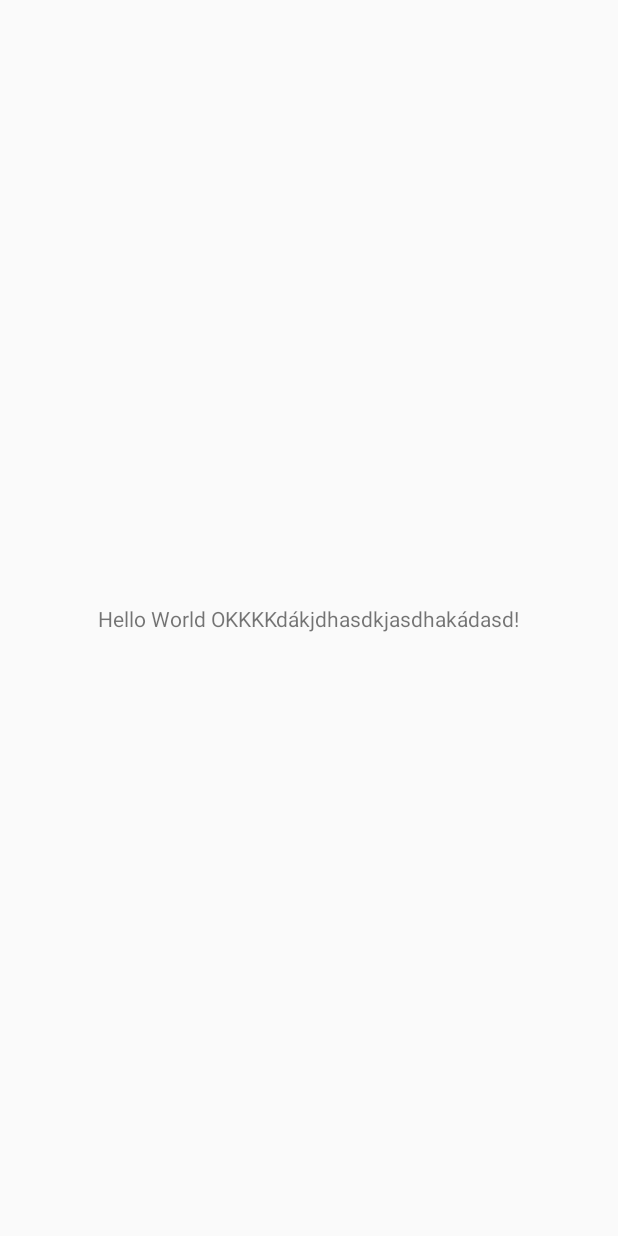
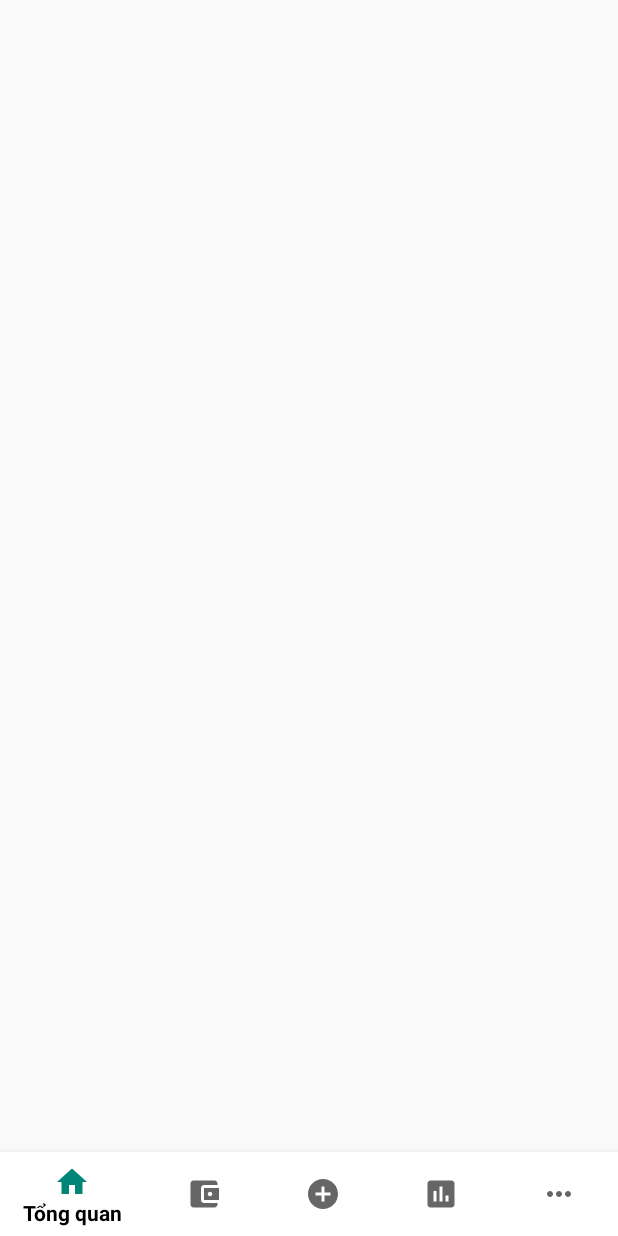
Before and after one commit to DATN-2020/ExpenseManagement, an Android app: the screen it shows after launch (TestActivity), on a phone screen of 412 x 824 dp. Run offline under Robolectric (Android 15) with nearby library versions, the light colour scheme and no system bars; libraries missing offline, so code that uses them is left out: com.orhanobut.logger.

Commit message:
- Create main - Create overview fragment

```diff
--- /dev/null
+++ b/RESOURCES/DATN_ExpanseManagement/app/src/main/java/datn/datn_expansemanagement/screen/main/presentation/MainPresenter.kt
@@ -0,0 +1,5 @@
+package datn.datn_expansemanagement.screen.main.presentation
+
+class MainPresenter (): MainContract.Presenter(){
+
+}
--- /dev/null
+++ b/RESOURCES/DATN_ExpanseManagement/app/src/main/java/datn/datn_expansemanagement/screen/main/presentation/MainResource.kt
@@ -0,0 +1,5 @@
+package datn.datn_expansemanagement.screen.main.presentation
+
+import datn.datn_expansemanagement.core.base.domain.provider.AndroidResourceProvider
+
+class MainResource : AndroidResourceProvider()
--- /dev/null
+++ b/RESOURCES/DATN_ExpanseManagement/app/src/main/java/datn/datn_expansemanagement/screen/overview/presentation/OverviewResource.kt
@@ -0,0 +1,5 @@
+package datn.datn_expansemanagement.screen.overview.presentation
+
+import datn.datn_expansemanagement.core.base.domain.provider.AndroidResourceProvider
+
+class OverviewResource : AndroidResourceProvider(){}
--- /dev/null
+++ b/RESOURCES/DATN_ExpanseManagement/app/src/main/res/drawable/ic_account_balance_wallet_black_24dp.xml
@@ -0,0 +1,5 @@
+<vector android:height="24dp" android:tint="#696A6C"
+    android:viewportHeight="24.0" android:viewportWidth="24.0"
+    android:width="24dp" xmlns:android="http://schemas.android.com/apk/res/android">
+    <path android:fillColor="#FF000000" android:pathData="M21,18v1c0,1.1 -0.9,2 -2,2L5,21c-1.11,0 -2,-0.9 -2,-2L3,5c0,-1.1 0.89,-2 2,-2h14c1.1,0 2,0.9 2,2v1h-9c-1.11,0 -2,0.9 -2,2v8c0,1.1 0.89,2 2,2h9zM12,16h10L22,8L12,8v8zM16,13.5c-0.83,0 -1.5,-0.67 -1.5,-1.5s0.67,-1.5 1.5,-1.5 1.5,0.67 1.5,1.5 -0.67,1.5 -1.5,1.5z"/>
+</vector>
--- /dev/null
+++ b/RESOURCES/DATN_ExpanseManagement/app/src/main/res/drawable/ic_add_circle_black_24dp.xml
@@ -0,0 +1,5 @@
+<vector android:height="32dp" android:tint="#696A6C"
+    android:viewportHeight="24.0" android:viewportWidth="24.0"
+    android:width="32dp" xmlns:android="http://schemas.android.com/apk/res/android">
+    <path android:fillColor="#FF000000" android:pathData="M12,2C6.48,2 2,6.48 2,12s4.48,10 10,10 10,-4.48 10,-10S17.52,2 12,2zM17,13h-4v4h-2v-4L7,13v-2h4L11,7h2v4h4v2z"/>
+</vector>
--- /dev/null
+++ b/RESOURCES/DATN_ExpanseManagement/app/src/main/res/drawable/ic_home_black_24dp.xml
@@ -0,0 +1,5 @@
+<vector android:height="24dp" android:tint="#696A6C"
+    android:viewportHeight="24.0" android:viewportWidth="24.0"
+    android:width="24dp" xmlns:android="http://schemas.android.com/apk/res/android">
+    <path android:fillColor="#FF000000" android:pathData="M10,20v-6h4v6h5v-8h3L12,3 2,12h3v8z"/>
+</vector>
--- /dev/null
+++ b/RESOURCES/DATN_ExpanseManagement/app/src/main/res/drawable/ic_insert_chart_black_24dp.xml
@@ -0,0 +1,5 @@
+<vector android:height="24dp" android:tint="#696A6C"
+    android:viewportHeight="24.0" android:viewportWidth="24.0"
+    android:width="24dp" xmlns:android="http://schemas.android.com/apk/res/android">
+    <path android:fillColor="#FF000000" android:pathData="M19,3L5,3c-1.1,0 -2,0.9 -2,2v14c0,1.1 0.9,2 2,2h14c1.1,0 2,-0.9 2,-2L21,5c0,-1.1 -0.9,-2 -2,-2zM9,17L7,17v-7h2v7zM13,17h-2L11,7h2v10zM17,17h-2v-4h2v4z"/>
+</vector>
--- /dev/null
+++ b/RESOURCES/DATN_ExpanseManagement/app/src/main/res/drawable/ic_more_horiz_black_24dp.xml
@@ -0,0 +1,5 @@
+<vector android:height="24dp" android:tint="#696A6C"
+    android:viewportHeight="24.0" android:viewportWidth="24.0"
+    android:width="24dp" xmlns:android="http://schemas.android.com/apk/res/android">
+    <path android:fillColor="#FF000000" android:pathData="M6,10c-1.1,0 -2,0.9 -2,2s0.9,2 2,2 2,-0.9 2,-2 -0.9,-2 -2,-2zM18,10c-1.1,0 -2,0.9 -2,2s0.9,2 2,2 2,-0.9 2,-2 -0.9,-2 -2,-2zM12,10c-1.1,0 -2,0.9 -2,2s0.9,2 2,2 2,-0.9 2,-2 -0.9,-2 -2,-2z"/>
+</vector>
--- a/RESOURCES/DATN_ExpanseManagement/app/src/main/res/layout/activity_main.xml
+++ b/RESOURCES/DATN_ExpanseManagement/app/src/main/res/layout/activity_main.xml
@@ -4,15 +4,25 @@
     xmlns:tools="http://schemas.android.com/tools"
     android:layout_width="match_parent"
     android:layout_height="match_parent"
-    tools:context=".MainActivity">
+    tools:context=".screen.main.MainActivity">
 
-    <TextView
-        android:layout_width="wrap_content"
-        android:layout_height="wrap_content"
-        android:text="Hello World OKKKKdákjdhasdkjasdhakádasd!"
+    <FrameLayout
+        android:id="@+id/mainFrameLayout"
+        app:layout_constraintBottom_toTopOf="@id/bottomNavigation"
+        app:layout_constraintTop_toTopOf="parent"
+        app:layout_constraintStart_toStartOf="parent"
+        app:layout_constraintEnd_toEndOf="parent"
+        android:layout_width="match_parent"
+        android:layout_height="0dp"/>
+    <com.google.android.material.bottomnavigation.BottomNavigationView
         app:layout_constraintBottom_toBottomOf="parent"
-        app:layout_constraintLeft_toLeftOf="parent"
-        app:layout_constraintRight_toRightOf="parent"
-        app:layout_constraintTop_toTopOf="parent" />
-
+        app:layout_constraintStart_toStartOf="parent"
+        app:layout_constraintEnd_toEndOf="parent"
+        android:id="@+id/bottomNavigation"
+        app:itemTextColor="@color/black"
+        android:background="@color/white"
+        app:menu="@menu/menu"
+        android:layout_width="match_parent"
+        android:layout_gravity="bottom"
+        android:layout_height="wrap_content"/>
 </androidx.constraintlayout.widget.ConstraintLayout>
--- /dev/null
+++ b/RESOURCES/DATN_ExpanseManagement/app/src/main/res/menu/menu.xml
@@ -0,0 +1,18 @@
+<?xml version="1.0" encoding="utf-8"?>
+<menu xmlns:android="http://schemas.android.com/apk/res/android">
+    <item android:id="@+id/menuOverview"
+        android:icon="@drawable/ic_home_black_24dp"
+        android:title="@string/text_overview"/>
+    <item android:id="@+id/menuAccount"
+        android:icon="@drawable/ic_account_balance_wallet_black_24dp"
+        android:title="@string/text_account"/>
+    <item android:id="@+id/menuAddExpense"
+        android:icon="@drawable/ic_add_circle_black_24dp"
+        android:title="@null"/>
+    <item android:id="@+id/menuReport"
+        android:icon="@drawable/ic_insert_chart_black_24dp"
+        android:title="@string/text_report"/>
+    <item android:id="@+id/menuOther"
+        android:icon="@drawable/ic_more_horiz_black_24dp"
+        android:title="@string/text_other"/>
+</menu>
--- a/RESOURCES/DATN_ExpanseManagement/app/src/main/res/values/strings.xml
+++ b/RESOURCES/DATN_ExpanseManagement/app/src/main/res/values/strings.xml
@@ -1,4 +1,8 @@
 <resources>
     <string name="app_name">DATN_ExpanseManagement</string>
     <string name="check_double_click_exit_app">Please click BACK again to exit</string>
+    <string name="text_overview">Tổng quan</string>
+    <string name="text_account">Tài khoản</string>
+    <string name="text_report">Báo cáo</string>
+    <string name="text_other">Khác</string>
 </resources>
```
Also changed, not shown: RESOURCES/DATN_ExpanseManagement/app/src/main/java/datn/datn_expansemanagement/screen/main/MainActivity.kt (added, +11 -0 lines), RESOURCES/DATN_ExpanseManagement/app/src/main/java/datn/datn_expansemanagement/screen/main/presentation/MainContract.kt (added, +15 -0 lines), RESOURCES/DATN_ExpanseManagement/app/src/main/java/datn/datn_expansemanagement/screen/main/presentation/MainView.kt (added, +119 -0 lines), RESOURCES/DATN_ExpanseManagement/app/src/main/java/datn/datn_expansemanagement/screen/overview/OverviewFragment.kt (added, +11 -0 lines), RESOURCES/DATN_ExpanseManagement/app/src/main/java/datn/datn_expansemanagement/screen/overview/presentation/OverviewContract.kt (added, +15 -0 lines), RESOURCES/DATN_ExpanseManagement/app/src/main/java/datn/datn_expansemanagement/screen/overview/presentation/OverviewPresenter.kt (added, +7 -0 lines), RESOURCES/DATN_ExpanseManagement/app/src/main/java/datn/datn_expansemanagement/screen/overview/presentation/OverviewView.kt (added, +44 -0 lines), RESOURCES/DATN_ExpanseManagement/app/src/main/res/drawable/bottom_navigation_state.xml (added, +10 -0 lines), RESOURCES/DATN_ExpanseManagement/app/src/main/res/layout/layout_overview.xml (added, +7 -0 lines).
